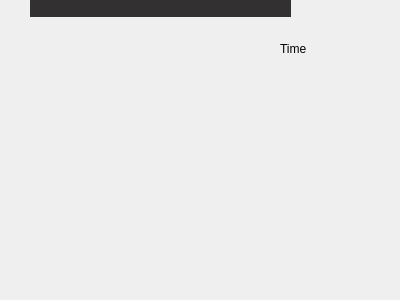
First picture: the form in mainwindow.ui, repository flash-dx/UpperUI, before the edit.
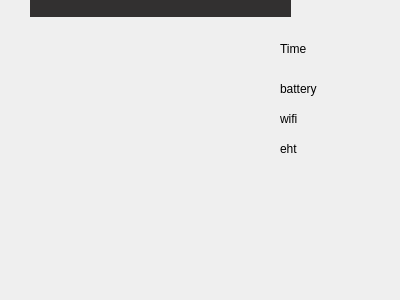
Second picture: the form after the edit.

Diff of the .ui file:
```diff
--- a/mainwindow.ui
+++ b/mainwindow.ui
@@ -66,6 +66,45 @@
      <string/>
     </property>
    </widget>
+   <widget class="QLabel" name="MainWindow_lbBattery">
+    <property name="geometry">
+     <rect>
+      <x>280</x>
+      <y>80</y>
+      <width>67</width>
+      <height>17</height>
+     </rect>
+    </property>
+    <property name="text">
+     <string>battery</string>
+    </property>
+   </widget>
+   <widget class="QLabel" name="MainWindow_lbWifi">
+    <property name="geometry">
+     <rect>
+      <x>280</x>
+      <y>110</y>
+      <width>67</width>
+      <height>17</height>
+     </rect>
+    </property>
+    <property name="text">
+     <string>wifi</string>
+    </property>
+   </widget>
+   <widget class="QLabel" name="MainWindow_lbEht">
+    <property name="geometry">
+     <rect>
+      <x>280</x>
+      <y>140</y>
+      <width>67</width>
+      <height>17</height>
+     </rect>
+    </property>
+    <property name="text">
+     <string>eht</string>
+    </property>
+   </widget>
    <zorder>MainWindow_lbTitleBG</zorder>
    <zorder>stackedWidget</zorder>
    <zorder>MainWindow_lbTime</zorder>
```
Left out of the diff: 3 changed lines with no effect on the pictures.
